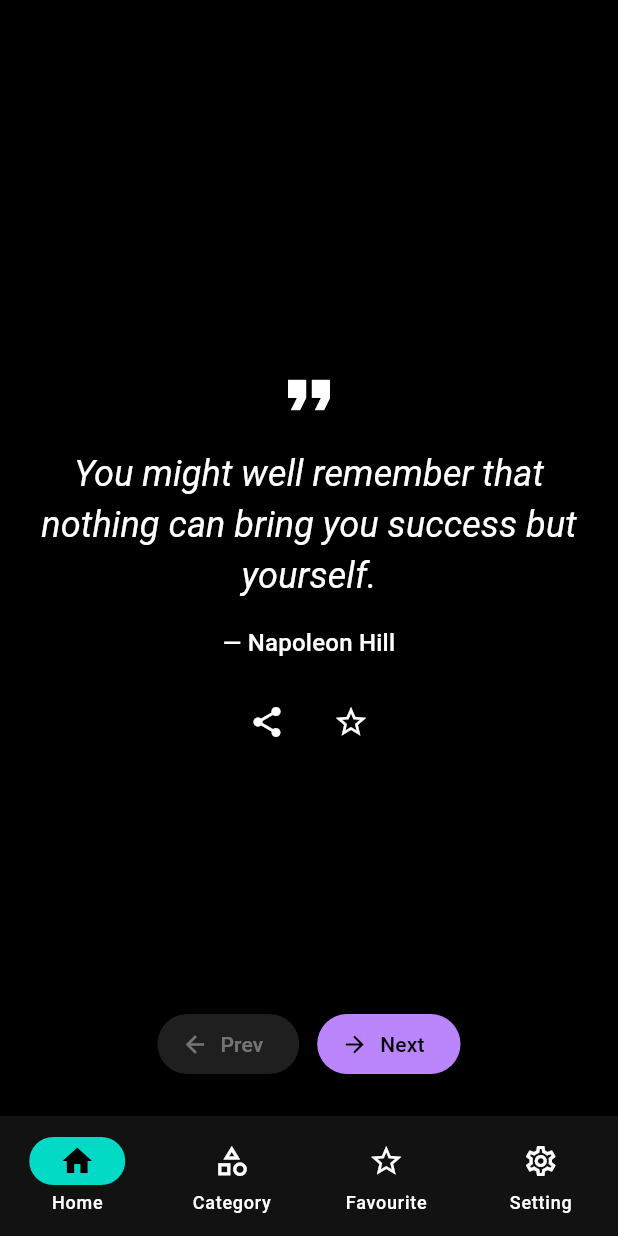
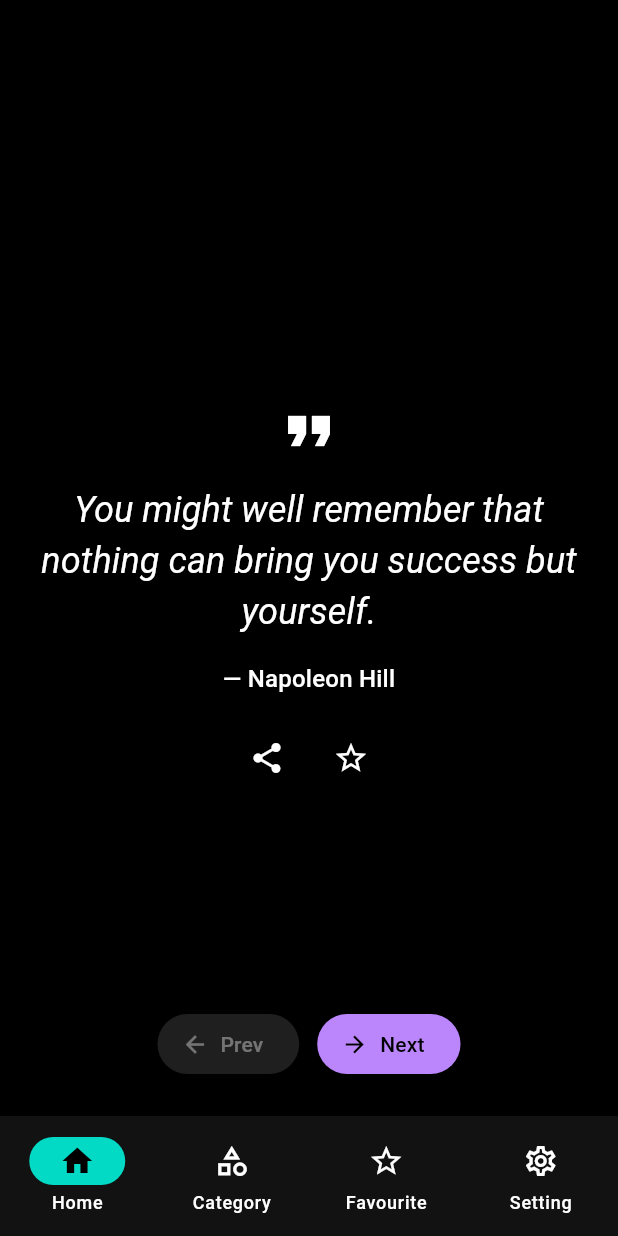
Before and after one commit to trungkienioicamp/flutter_quote, a Flutter app: the screen it shows after launch, on a phone screen of 412 x 824 dp. Run offline on Flutter 3.47's test engine with Material 2 defaults, Android fonts, the phone set to English and light mode, and no system bars; our stand-ins replace share_plus, shared_preferences; network calls fail.

Commit message:
minor css

```diff
--- a/lib/src/widgets/themed_scaffold.dart
+++ b/lib/src/widgets/themed_scaffold.dart
@@ -50,7 +50,10 @@ class ThemedScaffold extends StatelessWidget {
                   iconTheme: IconThemeData(color: fg),
                   actionsIconTheme: IconThemeData(color: fg),
                 ),
-          body: body,
+          body: Padding(
+            padding: const EdgeInsets.only(top: 24),
+            child: body,
+          ),
           bottomNavigationBar: bottomNavigationBar,
           floatingActionButton: floatingActionButton,
         ),
```
